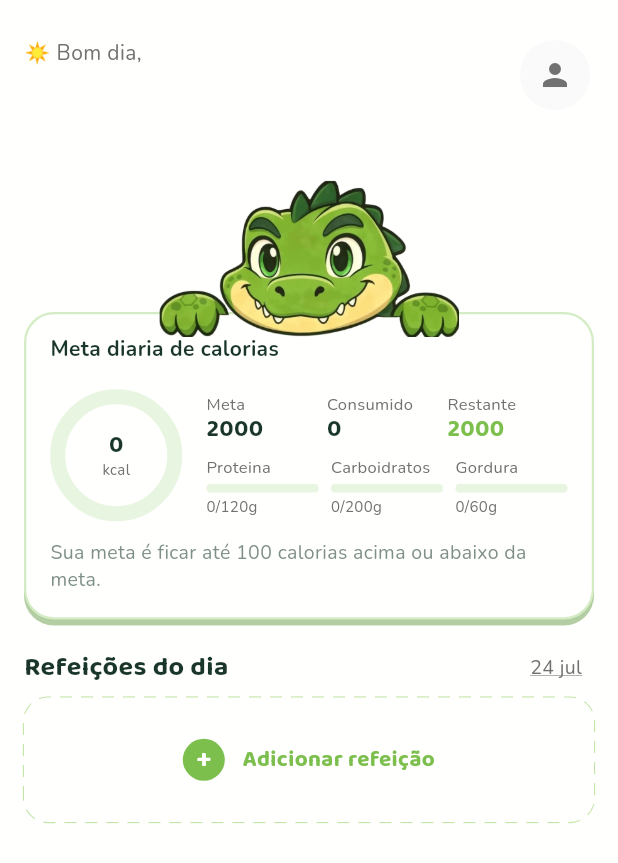
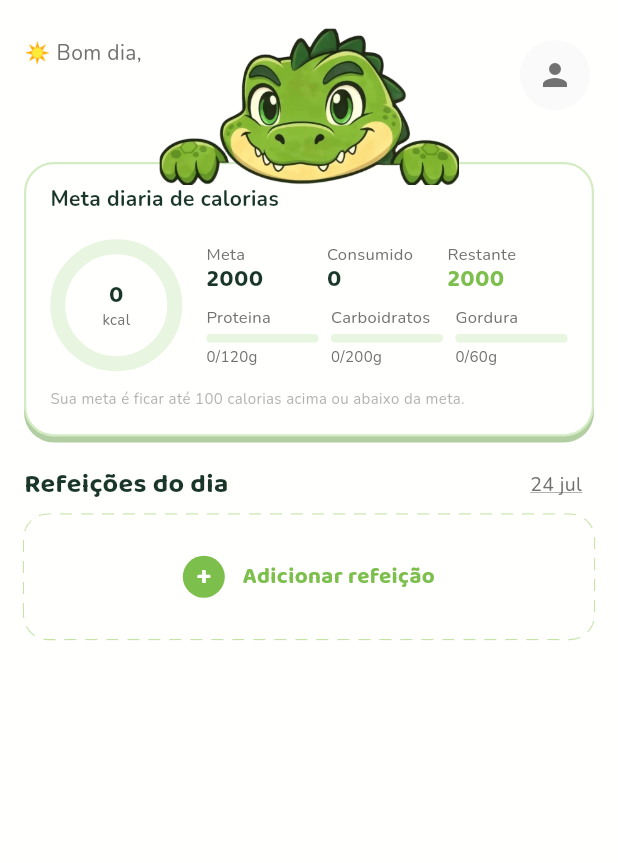
Before and after one commit to israelhub/JacalorIA-CONTADOR-DE-CALORIAS, a Flutter app: the _HomeBody screen opened directly with empty values, on a phone screen of 412 x 824 dp. Shown: the top 863 px of the screen. Run offline on Flutter 3.47's test engine with Material 3 defaults, Android fonts, the phone set to English and light mode, and no system bars; our stand-ins replace cached_network_image, camera, flutter_cache_manager, flutter_svg, google_fonts, google_sign_in and 5 more; missing offline and left inert: dart:js_interop, mobile_scanner; accounts and stored records are empty.

Commit message:
revert: desfaz reorganizacao do card da meta feita por engano no mobile
Restaura o layout anterior do card e o espacamento da home. Mantem o fix de cache do main.dart.js, que era a causa real.

```diff
--- a/frontend/lib/features/home/pages/home_page.dart
+++ b/frontend/lib/features/home/pages/home_page.dart
@@ -615,7 +615,7 @@ class _HomeBodySkeleton extends StatelessWidget {
               children: [
                 const SizedBox(height: AppSpacing.xxl),
                 const _HomeHeaderSkeleton(),
-                const SizedBox(height: AppSpacing.xxxl + 100),
+                const SizedBox(height: AppSpacing.xxxl),
                 const _HomeGoalSkeleton(),
                 const SizedBox(height: AppSpacing.xl),
                 const _MealsHeaderSkeleton(),
@@ -777,7 +777,7 @@ class _HomeBody extends StatelessWidget {
                       userProfile: userProfile,
                       onAvatarTap: onAvatarTap,
                     ),
-                    const SizedBox(height: AppSpacing.xxxl + 100),
+                    const SizedBox(height: AppSpacing.xxxl),
                     HomeDailyGoalWithMascot(
                       mascotAsset: HomePage._mealAsset,
                       idleMascotVideoAsset: idleMascotVideoAsset,
--- a/frontend/lib/features/home/widgets/home_daily_goal_with_mascot.dart
+++ b/frontend/lib/features/home/widgets/home_daily_goal_with_mascot.dart
@@ -88,20 +88,8 @@ class _HomeDailyGoalWithMascotState extends State<HomeDailyGoalWithMascot> {
         ? _resolveAnimationAsset(widget.mascotVideoAsset)
         : null;
     final idleAsset = _resolveAnimationAsset(widget.idleMascotVideoAsset);
-    final objective = readHomeObjective(widget.userProfile);
 
-    return Container(
-      width: double.infinity,
-      decoration: BoxDecoration(
-        color: AppColors.homeMetaCardSurface,
-        borderRadius: BorderRadius.circular(AppRadius.lg),
-        border: Border.all(color: AppColors.homeMetaCardBorder, width: 1.5),
-        boxShadow: AppShadows.homeMetaCard,
-      ),
-      child: Column(
-        crossAxisAlignment: CrossAxisAlignment.stretch,
-        children: [
-          Stack(
+    return Stack(
       clipBehavior: Clip.none,
       alignment: Alignment.topCenter,
       children: [
@@ -113,7 +101,6 @@ class _HomeDailyGoalWithMascotState extends State<HomeDailyGoalWithMascot> {
         ),
         Positioned(
           top: HomeDailyGoalWithMascot._mascotOffsetY,
-                child: IgnorePointer(
           child: SizedBox(
             key: const ValueKey('home-mascot-overlay'),
             width: HomeDailyGoalWithMascot._mascotSize,
@@ -135,28 +122,7 @@ class _HomeDailyGoalWithMascotState extends State<HomeDailyGoalWithMascot> {
                 Image.asset(widget.mascotAsset, fit: BoxFit.contain),
           ),
         ),
-              ),
       ],
-          ),
-          Padding(
-            padding: const EdgeInsets.fromLTRB(
-              AppSpacing.lg,
-              0,
-              AppSpacing.lg,
-              AppSpacing.lg,
-            ),
-            child: Text(
-              calorieGoalExplanationForObjective(objective),
-              key: const ValueKey('home-daily-goal-explanation'),
-              softWrap: true,
-              style: AppTextStyles.caption.copyWith(
-                color: AppColors.textMuted.withValues(alpha: 0.72),
-                height: 1.35,
-              ),
-            ),
-          ),
-        ],
-      ),
     );
   }
 }
@@ -191,12 +157,14 @@ class HomeDailyGoalCard extends StatelessWidget {
     final consumedCalories = todayRecords.fold(0, (sum, r) => sum + r.calories);
     final objective = readHomeObjective(userProfile);
 
-    return Padding(
-      padding: const EdgeInsets.fromLTRB(
-        AppSpacing.lg,
-        AppSpacing.lg,
-        AppSpacing.lg,
-        AppSpacing.md,
+    return Container(
+      width: double.infinity,
+      padding: const EdgeInsets.all(AppSpacing.lg),
+      decoration: BoxDecoration(
+        color: AppColors.homeMetaCardSurface,
+        borderRadius: BorderRadius.circular(AppRadius.lg),
+        border: Border.all(color: AppColors.homeMetaCardBorder, width: 1.5),
+        boxShadow: AppShadows.homeMetaCard,
       ),
       child: Column(
         crossAxisAlignment: CrossAxisAlignment.start,
@@ -227,6 +195,15 @@ class HomeDailyGoalCard extends StatelessWidget {
                 ),
               ),
             ],
+          ),
+          const SizedBox(height: AppSpacing.md),
+          Text(
+            calorieGoalExplanationForObjective(objective),
+            key: const ValueKey('home-daily-goal-explanation'),
+            style: AppTextStyles.micro.copyWith(
+              color: AppColors.textSecondary.withValues(alpha: 0.55),
+              height: 1.35,
+            ),
           ),
         ],
       ),
```
Lines whose indentation alone changed are shown as unchanged.
